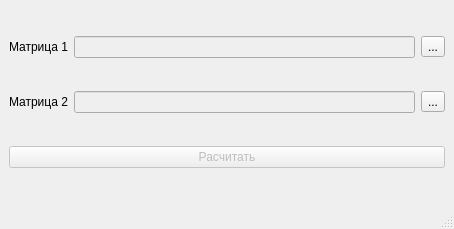
First picture: the form in mainwindow.ui, repository Agrail19/MMatrix, before the edit.
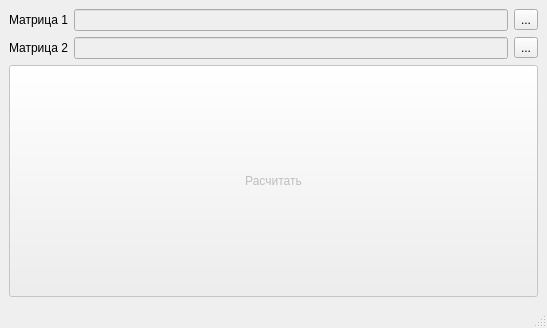
Second picture: the form after the edit.

```diff
--- a/mainwindow.ui
+++ b/mainwindow.ui
@@ -6,8 +6,8 @@
    <rect>
     <x>0</x>
     <y>0</y>
-    <width>454</width>
-    <height>229</height>
+    <width>547</width>
+    <height>328</height>
    </rect>
   </property>
   <property name="windowTitle">
@@ -29,6 +29,9 @@
         <property name="enabled">
          <bool>false</bool>
         </property>
+        <property name="text">
+         <string/>
+        </property>
        </widget>
       </item>
       <item>
@@ -54,6 +57,9 @@
         <property name="enabled">
          <bool>false</bool>
         </property>
+        <property name="text">
+         <string/>
+        </property>
        </widget>
       </item>
       <item>
@@ -70,6 +76,12 @@
       <property name="enabled">
        <bool>false</bool>
       </property>
+      <property name="sizePolicy">
+       <sizepolicy hsizetype="Minimum" vsizetype="Minimum">
+        <horstretch>0</horstretch>
+        <verstretch>0</verstretch>
+       </sizepolicy>
+      </property>
       <property name="text">
        <string>Расчитать</string>
       </property>
```
Left out of the diff: 4 changed lines with no effect on the pictures.
